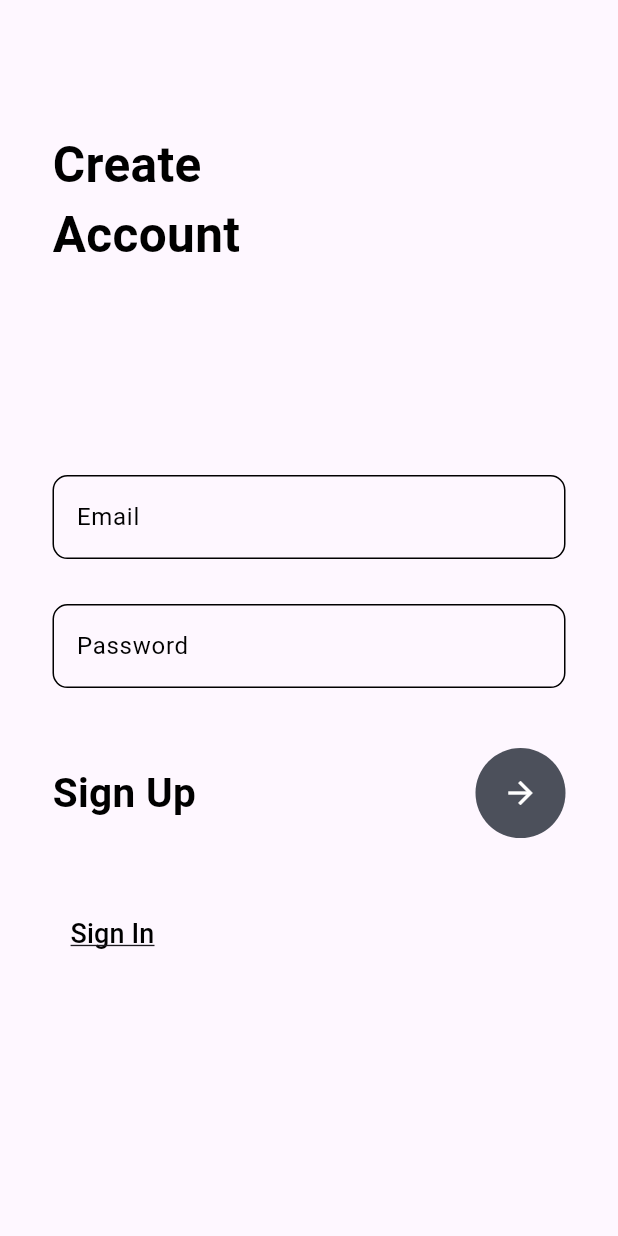
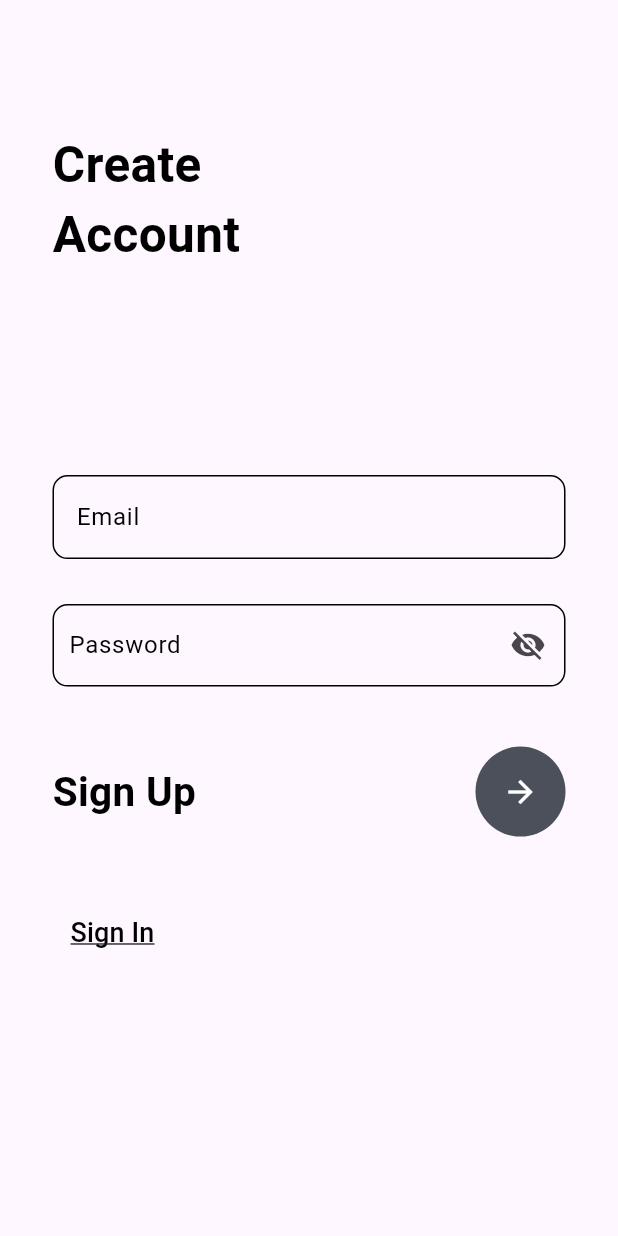
Before and after one commit to MDGSpace-SoC-2023/passGaurdians, a Flutter app: the screen it shows after launch, on a phone screen of 412 x 824 dp. Run offline on Flutter 3.47's test engine with Material 3 defaults, Android fonts, the phone set to English and light mode, and no system bars; missing offline and left inert: bcrypt, cryptography, encrypt.

Commit message:
feat adds password visibility option

```diff
--- a/frontend_flutter_project/lib/screens/register.dart
+++ b/frontend_flutter_project/lib/screens/register.dart
@@ -12,6 +12,7 @@ class MyRegister extends StatefulWidget {
 class _MyRegisterState extends State<MyRegister> {
   TextEditingController emailController = TextEditingController();
   TextEditingController passwordController = TextEditingController();
+  bool showPassword = false;
   @override
   Widget build(BuildContext context) {
     return Container(
@@ -91,28 +92,43 @@ class _MyRegisterState extends State<MyRegister> {
                           SizedBox(
                             height: 30,
                           ),
-                          TextField(
-                            controller: passwordController,
-                            style: TextStyle(color: Colors.black),
-                            obscureText: true,
-                            decoration: InputDecoration(
-                                enabledBorder: OutlineInputBorder(
-                                  borderRadius: BorderRadius.circular(10),
-                                  borderSide: BorderSide(
-                                    color: Colors.black,
+                          Container(
+                            height: 55,
+                            decoration: BoxDecoration(
+                              borderRadius: BorderRadius.circular(10),
+                              border: Border.all(
+                                color: Colors.black,
+                              ),
+                            ),
+                            child: Row(
+                              children: [
+                                Expanded(
+                                  child: TextField(
+                                    controller: passwordController,
+                                    style: TextStyle(color: Colors.black),
+                                    obscureText: !showPassword,
+                                    decoration: InputDecoration(
+                                      contentPadding: EdgeInsets.all(10),
+                                      hintText: "Password",
+                                      hintStyle: TextStyle(color: Colors.black),
+                                      border: InputBorder.none,
+                                    ),
                                   ),
                                 ),
-                                focusedBorder: OutlineInputBorder(
-                                  borderRadius: BorderRadius.circular(10),
-                                  borderSide: BorderSide(
-                                    color: Colors.black,
+                                IconButton(
+                                  icon: Icon(
+                                    showPassword
+                                        ? Icons.visibility
+                                        : Icons.visibility_off,
                                   ),
+                                  onPressed: () {
+                                    setState(() {
+                                      showPassword = !showPassword;
+                                    });
+                                  },
                                 ),
-                                hintText: "Password",
-                                hintStyle: TextStyle(color: Colors.black),
-                                border: OutlineInputBorder(
-                                  borderRadius: BorderRadius.circular(10),
-                                )),
+                              ],
+                            ),
                           ),
                           SizedBox(
                             height: 40,
@@ -137,7 +153,8 @@ class _MyRegisterState extends State<MyRegister> {
                                           .hash(passwordController.text);
                                       if (await userregister(
                                           emailController.text,
-                                          HashedPass.hashed,HashedPass.salt)) {
+                                          HashedPass.hashed,
+                                          HashedPass.salt)) {
                                         Navigator.pushNamed(context, 'login');
                                       }
                                     },
```
Also changed, not shown: frontend_flutter_project/lib/screens/homepage.dart (+20 -6 lines), frontend_flutter_project/lib/screens/login.dart (+43 -13 lines), frontend_flutter_project/lib/screens/password_details.dart (+34 -10 lines).
